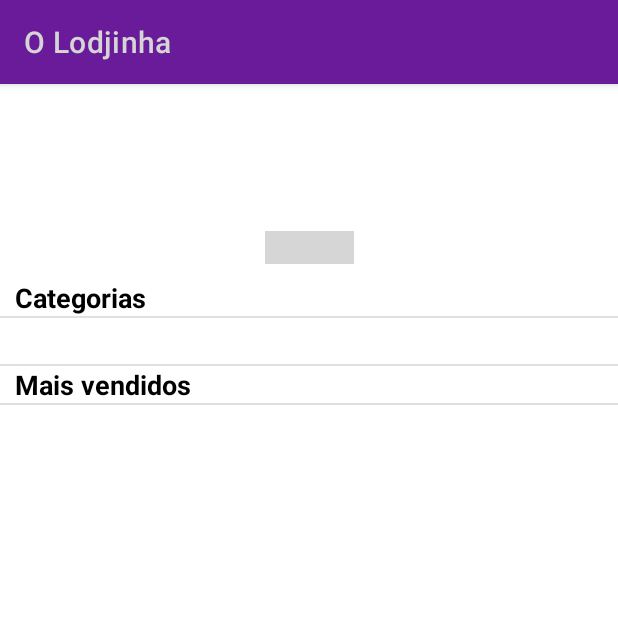
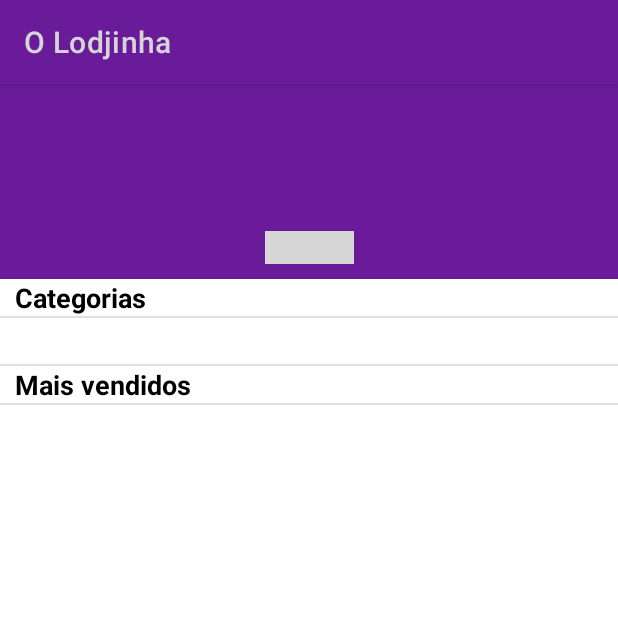
Before and after one commit to Yacovmm/b2w-lodjinha-challenge-android, an Android app: the screen it shows after launch (MainActivity), on a phone screen of 412 x 824 dp, the top half of it. Run offline under Robolectric (Android 15) with nearby library versions, the phone set to English and light mode, and no system bars; our stand-ins replace navigation-ui; plain views replace ScrollingPagerIndicator; pictures from the network do not load; 2 statements that could not run were skipped; grey boxes are pictures that could not be loaded.

Commit message:
Products list fragment done

```diff
--- /dev/null
+++ b/app/src/main/java/com/example/olodjinha/api/SafeApiCall.kt
@@ -0,0 +1,16 @@
+package com.example.olodjinha.api
+
+import retrofit2.HttpException
+
+object SafeApiCall {
+
+    suspend fun <T> safeNetworkRequest(block: suspend () -> T): T? {
+        return try {
+            block()
+        } catch (ex: Exception) {
+            println(ex.message)
+            println("Yacov")
+            null
+        }
+    }
+}
--- a/app/src/main/java/com/example/olodjinha/models/GetCategoriaResponse.kt
+++ b/app/src/main/java/com/example/olodjinha/models/GetCategoriaResponse.kt
@@ -4,7 +4,7 @@ data class GetCategoriaResponse(
     val data: List<Categoria>
 ) {
     data class Categoria(
-        val id: String = "",
+        val id: Int,
         val descricao: String = "",
         val urlImagem: String = ""
     )
--- a/app/src/main/java/com/example/olodjinha/models/GetMaisVendidosResponse.kt
+++ b/app/src/main/java/com/example/olodjinha/models/ProdutoResponse.kt
@@ -1,10 +1,10 @@
 package com.example.olodjinha.models
 
-data class GetMaisVendidosResponse(
-    val data: List<MaisVendidos>
+data class ProdutoResponse(
+    val data: List<Produto>
 ) {
 
-    data class MaisVendidos(
+    data class Produto(
         val categoria: GetCategoriaResponse.Categoria,
         val descricao: String = "",
         val id: Int,
--- a/app/src/main/java/com/example/olodjinha/repositories/MainRepository.kt
+++ b/app/src/main/java/com/example/olodjinha/repositories/MainRepository.kt
@@ -1,22 +1,43 @@
 package com.example.olodjinha.repositories
 
 import com.example.olodjinha.api.LodjinhaService
+import com.example.olodjinha.api.SafeApiCall
 import com.example.olodjinha.models.GetBannerResponse
 import com.example.olodjinha.models.GetCategoriaResponse
-import com.example.olodjinha.models.GetMaisVendidosResponse
+import com.example.olodjinha.models.ProdutoResponse
 import retrofit2.Response
 
 class MainRepository(private val service: LodjinhaService) {
 
     suspend fun getBanner(): Response<GetBannerResponse> {
-        return service.getBanner()
+        return SafeApiCall.safeNetworkRequest {
+            service.getBanner()
+        } ?: Response.success(GetBannerResponse(emptyList()))
     }
 
     suspend fun getCategories(): Response<GetCategoriaResponse> {
-        return service.getCategoria()
+        return SafeApiCall.safeNetworkRequest {
+            service.getCategoria()
+        } ?: Response.success(GetCategoriaResponse(emptyList()))
     }
 
-    suspend fun getMaisVendidos(): Response<GetMaisVendidosResponse> {
-        return service.getMaisVendidos()
+    suspend fun getMaisVendidos(): Response<ProdutoResponse> {
+        return SafeApiCall.safeNetworkRequest {
+            service.getMaisVendidos()
+        } ?: Response.success(null)
+    }
+
+    suspend fun getProdutos(
+        limit: Int? = null,
+        offset: Int? = null,
+        categoriaId: Int? = null
+    ): Response<ProdutoResponse> {
+        return SafeApiCall.safeNetworkRequest {
+            service.getProduto(
+                offset = offset,
+                limit = limit,
+                categoriaId = categoriaId
+            )
+        } ?: Response.success(null)
     }
 }
--- a/app/src/main/java/com/example/olodjinha/ui/adapters/MaisVendidosAdapter.kt
+++ b/app/src/main/java/com/example/olodjinha/ui/adapters/ProdutosAdapter.kt
@@ -8,19 +8,18 @@ import androidx.recyclerview.widget.ListAdapter
 import androidx.recyclerview.widget.RecyclerView
 import coil.load
 import coil.request.ImageRequest
-import coil.transform.CircleCropTransformation
 import com.example.olodjinha.R
 import com.example.olodjinha.databinding.MaisvendidosLayoutRvBinding
-import com.example.olodjinha.models.GetMaisVendidosResponse
+import com.example.olodjinha.models.ProdutoResponse
 
-class MaisVendidosAdapter :
-    ListAdapter<GetMaisVendidosResponse.MaisVendidos, MaisVendidosAdapter.MaisVendidosViewHolder>(differCallback) {
+class ProdutosAdapter :
+    ListAdapter<ProdutoResponse.Produto, ProdutosAdapter.MaisVendidosViewHolder>(DIFFER_CALLBACK) {
 
     inner class MaisVendidosViewHolder(
         private val binding: MaisvendidosLayoutRvBinding,
     ) : RecyclerView.ViewHolder(binding.root) {
 
-        fun bind(model: GetMaisVendidosResponse.MaisVendidos) {
+        fun bind(model: ProdutoResponse.Produto) {
             binding.apply {
                 productIv.load(model.urlImagem) {
                     crossfade(true)
@@ -49,25 +48,25 @@ class MaisVendidosAdapter :
 
     companion object {
 
-        private val differCallback: DiffUtil.ItemCallback<GetMaisVendidosResponse.MaisVendidos> =
-            object : DiffUtil.ItemCallback<GetMaisVendidosResponse.MaisVendidos>() {
+        private val DIFFER_CALLBACK: DiffUtil.ItemCallback<ProdutoResponse.Produto> =
+            object : DiffUtil.ItemCallback<ProdutoResponse.Produto>() {
                 override fun areItemsTheSame(
-                    oldItem: GetMaisVendidosResponse.MaisVendidos,
-                    newItem: GetMaisVendidosResponse.MaisVendidos
+                    oldItem: ProdutoResponse.Produto,
+                    newItem: ProdutoResponse.Produto
                 ): Boolean {
                     return oldItem == newItem
                 }
 
                 override fun areContentsTheSame(
-                    oldItem: GetMaisVendidosResponse.MaisVendidos,
-                    newItem: GetMaisVendidosResponse.MaisVendidos
+                    oldItem: ProdutoResponse.Produto,
+                    newItem: ProdutoResponse.Produto
                 ): Boolean {
                     return oldItem.id == newItem.id
                 }
             }
     }
 
-    val differ = AsyncListDiffer(this, differCallback)
+    val differ = AsyncListDiffer(this, DIFFER_CALLBACK)
 
     override fun onCreateViewHolder(parent: ViewGroup, viewType: Int): MaisVendidosViewHolder {
         val binding = MaisvendidosLayoutRvBinding.inflate(
@@ -84,9 +83,9 @@ class MaisVendidosAdapter :
         return differ.currentList.size
     }
 
-    private var onItemClickListener: ((GetMaisVendidosResponse.MaisVendidos) -> Unit)? = null
+    private var onItemClickListener: ((ProdutoResponse.Produto) -> Unit)? = null
 
-    fun setOnItemClickListener(listener: (GetMaisVendidosResponse.MaisVendidos) -> Unit) {
+    fun setOnItemClickListener(listener: (ProdutoResponse.Produto) -> Unit) {
         onItemClickListener = listener
     }
 }
--- a/app/src/main/java/com/example/olodjinha/ui/fragments/MainFragment.kt
+++ b/app/src/main/java/com/example/olodjinha/ui/fragments/MainFragment.kt
@@ -6,13 +6,14 @@ import android.view.View
 import android.view.ViewGroup
 import androidx.fragment.app.Fragment
 import androidx.lifecycle.ViewModelProvider
+import androidx.navigation.fragment.findNavController
 import androidx.recyclerview.widget.PagerSnapHelper
 import com.example.olodjinha.api.RetrofitInstance
 import com.example.olodjinha.databinding.FragmentMainBinding
 import com.example.olodjinha.repositories.MainRepository
 import com.example.olodjinha.ui.adapters.BannerAdapter
 import com.example.olodjinha.ui.adapters.CategoriesAdapter
-import com.example.olodjinha.ui.adapters.MaisVendidosAdapter
+import com.example.olodjinha.ui.adapters.ProdutosAdapter
 
 class MainFragment : Fragment() {
 
@@ -21,7 +22,7 @@ class MainFragment : Fragment() {
 
     lateinit var bannerAdapter: BannerAdapter
     lateinit var categoriesAdapter: CategoriesAdapter
-    lateinit var maisVendidosAdapter: MaisVendidosAdapter
+    lateinit var produtosAdapter: ProdutosAdapter
 
     private val viewModel: MainViewModel by lazy {
         val repository = MainRepository(RetrofitInstance.apiService)
@@ -59,12 +60,22 @@ class MainFragment : Fragment() {
     }
 
     private fun setupMaisVendidosRv() {
-        maisVendidosAdapter = MaisVendidosAdapter()
-        binding.maisVendidosRv.adapter = maisVendidosAdapter
+        produtosAdapter = ProdutosAdapter()
+        binding.maisVendidosRv.adapter = produtosAdapter
     }
 
     private fun setupCategoriesRv() {
-        categoriesAdapter = CategoriesAdapter()
+        categoriesAdapter = CategoriesAdapter().apply {
+            setOnItemClickListener {
+                findNavController().navigate(
+                    MainFragmentDirections.actionMainFragmentToProdutosListFragment(
+                        categoriaId = it.id,
+                        0,
+                        0
+                    )
+                )
+            }
+        }
         binding.rvCategories.apply {
             adapter = categoriesAdapter
         }
@@ -81,7 +92,7 @@ class MainFragment : Fragment() {
         }
 
         viewModel.maisVendidosLiveData.observe(viewLifecycleOwner) {
-            maisVendidosAdapter.differ.submitList(it)
+            produtosAdapter.differ.submitList(it)
         }
     }
 
--- a/app/src/main/java/com/example/olodjinha/ui/fragments/MainViewModel.kt
+++ b/app/src/main/java/com/example/olodjinha/ui/fragments/MainViewModel.kt
@@ -6,7 +6,7 @@ import androidx.lifecycle.ViewModel
 import androidx.lifecycle.viewModelScope
 import com.example.olodjinha.models.GetBannerResponse
 import com.example.olodjinha.models.GetCategoriaResponse
-import com.example.olodjinha.models.GetMaisVendidosResponse
+import com.example.olodjinha.models.ProdutoResponse
 import com.example.olodjinha.repositories.MainRepository
 import kotlinx.coroutines.launch
 
@@ -42,8 +42,8 @@ class MainViewModel(
         }
     }
 
-    private val _maisVendidosLiveData = MutableLiveData<List<GetMaisVendidosResponse.MaisVendidos>>()
-    val maisVendidosLiveData: LiveData<List<GetMaisVendidosResponse.MaisVendidos>>
+    private val _maisVendidosLiveData = MutableLiveData<List<ProdutoResponse.Produto>>()
+    val maisVendidosLiveData: LiveData<List<ProdutoResponse.Produto>>
         get() = _maisVendidosLiveData
 
     fun getMaisVendidos() = viewModelScope.launch {
@@ -56,4 +56,20 @@ class MainViewModel(
         }
 
     }
+
+    private val _productsLiveData = MutableLiveData<List<ProdutoResponse.Produto>>()
+    val productsLiveData: LiveData<List<ProdutoResponse.Produto>>
+        get() = _productsLiveData
+
+    fun getProdutos(categoriaId: Int, limit: Int?, offset: Int?) = viewModelScope.launch {
+        val productsResponse = repository.getProdutos(
+            limit, offset, categoriaId
+        )
+
+        if (productsResponse.isSuccessful) {
+            productsResponse.body()?.let {
+                _productsLiveData.postValue(it.data)
+            }
+        }
+    }
 }
--- a/app/src/main/res/layout/fragment_main.xml
+++ b/app/src/main/res/layout/fragment_main.xml
@@ -15,6 +15,7 @@
         <com.google.android.material.appbar.AppBarLayout
             android:layout_width="match_parent"
             android:layout_height="wrap_content"
+            android:minHeight="130dp"
             android:theme="@style/ThemeOverlay.AppCompat.Dark.ActionBar"
             app:elevation="0dp"
             >
@@ -24,20 +25,13 @@
                 android:id="@+id/coordinator_header"
                 android:layout_width="match_parent"
                 android:layout_height="wrap_content"
-                app:layout_scrollFlags="scroll"
+                android:minHeight="130dp"
+                app:layout_scrollFlags="scroll|enterAlwaysCollapsed"
                 >
-
-
-            </com.google.android.material.appbar.CollapsingToolbarLayout>
-
-
-        </com.google.android.material.appbar.AppBarLayout>
-
 
                 <androidx.constraintlayout.widget.ConstraintLayout
                     android:layout_width="match_parent"
-            android:layout_height="wrap_content"
-            app:layout_scrollFlags="scroll|enterAlways">
+                    android:layout_height="wrap_content">
 
                     <androidx.recyclerview.widget.RecyclerView
                         android:id="@+id/rv_banner"
@@ -62,6 +56,20 @@
                         app:layout_constraintStart_toStartOf="parent"
                         app:spi_dotSelectedColor="@color/white"
                         android:layout_marginBottom="10dp"/>
+
+
+                </androidx.constraintlayout.widget.ConstraintLayout>
+
+
+            </com.google.android.material.appbar.CollapsingToolbarLayout>
+
+
+        </com.google.android.material.appbar.AppBarLayout>
+
+        <androidx.constraintlayout.widget.ConstraintLayout
+            app:layout_behavior="@string/appbar_scrolling_view_behavior"
+            android:layout_width="match_parent"
+            android:layout_height="wrap_content">
 
             <TextView
                 android:id="@+id/categories_tv"
@@ -123,6 +131,9 @@
 
         </androidx.constraintlayout.widget.ConstraintLayout>
 
+
+
+
     </androidx.coordinatorlayout.widget.CoordinatorLayout>
 
 </androidx.appcompat.widget.LinearLayoutCompat>
--- a/app/src/main/res/navigation/nav_graph.xml
+++ b/app/src/main/res/navigation/nav_graph.xml
@@ -13,6 +13,9 @@
         <action
             android:id="@+id/action_mainFragment_to_secondFragment"
             app:destination="@id/secondFragment" />
+        <action
+            android:id="@+id/action_mainFragment_to_produtosListFragment"
+            app:destination="@id/produtosListFragment" />
     </fragment>
     <fragment
         android:id="@+id/secondFragment"
@@ -22,4 +25,19 @@
             android:name="url"
             app:argType="string" />
     </fragment>
+    <fragment
+        android:id="@+id/produtosListFragment"
+        android:name="com.example.olodjinha.ui.fragments.ProdutosListFragment"
+        android:label="ProdutosListFragment"
+        tools:layout="@layout/produtos_list_fragment">
+        <argument
+            android:name="categoriaId"
+            app:argType="integer"/>
+        <argument
+            android:name="offset"
+            app:argType="integer" />
+        <argument
+            android:name="limit"
+            app:argType="integer" />
+    </fragment>
 </navigation>
```
Also changed, not shown: app/src/main/java/com/example/olodjinha/api/LodjinhaService.kt (+10 -2 lines), app/src/main/java/com/example/olodjinha/ui/fragments/ProdutosListFragment.kt (added, +67 -0 lines), app/src/main/res/layout/produtos_list_fragment.xml (added, +29 -0 lines). Lines whose indentation alone changed are shown as unchanged.
